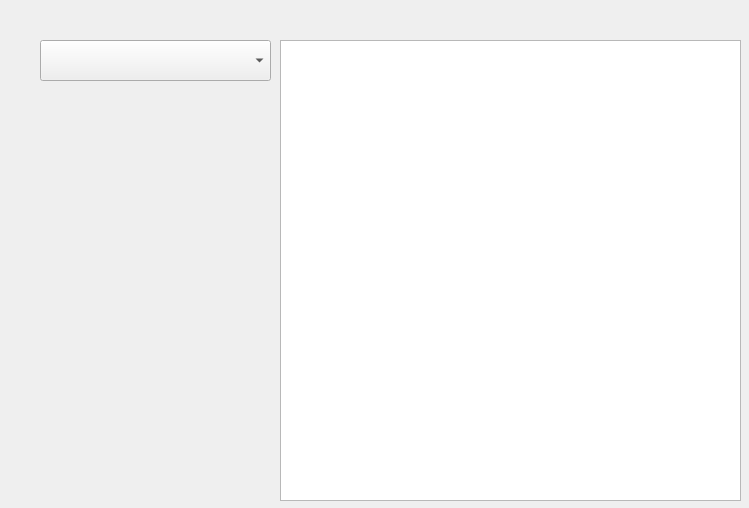
The window that ui/MapModal.ui (Jarenissen/DBD-TRAKCER) describes before a commit, drawn with Qt 5.
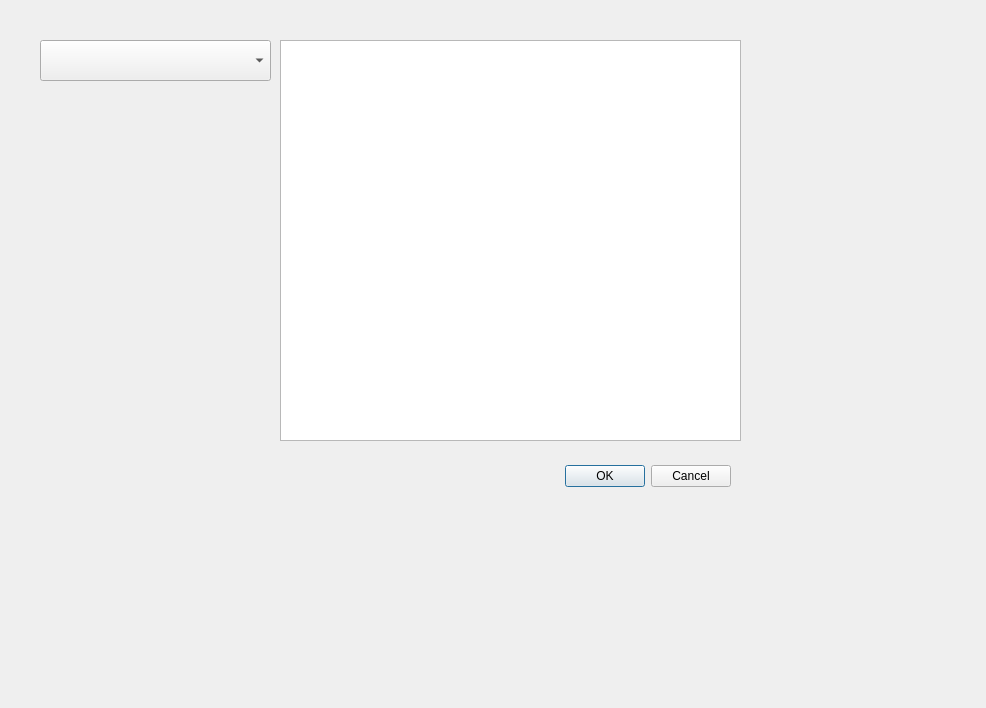
The same window after the commit.

Commit message: Did lots of stuff

The edit to the form file:
```diff
--- a/ui/MapModal.ui
+++ b/ui/MapModal.ui
@@ -6,8 +6,8 @@
    <rect>
     <x>0</x>
     <y>0</y>
-    <width>749</width>
-    <height>508</height>
+    <width>986</width>
+    <height>708</height>
    </rect>
   </property>
   <property name="windowTitle">
@@ -16,8 +16,8 @@
   <widget class="QDialogButtonBox" name="buttonBox">
    <property name="geometry">
     <rect>
-     <x>400</x>
-     <y>510</y>
+     <x>390</x>
+     <y>460</y>
      <width>341</width>
      <height>32</height>
     </rect>
@@ -45,7 +45,7 @@
      <x>280</x>
      <y>40</y>
      <width>461</width>
-     <height>461</height>
+     <height>401</height>
     </rect>
    </property>
   </widget>
```
The commit also changes 2 other files.
